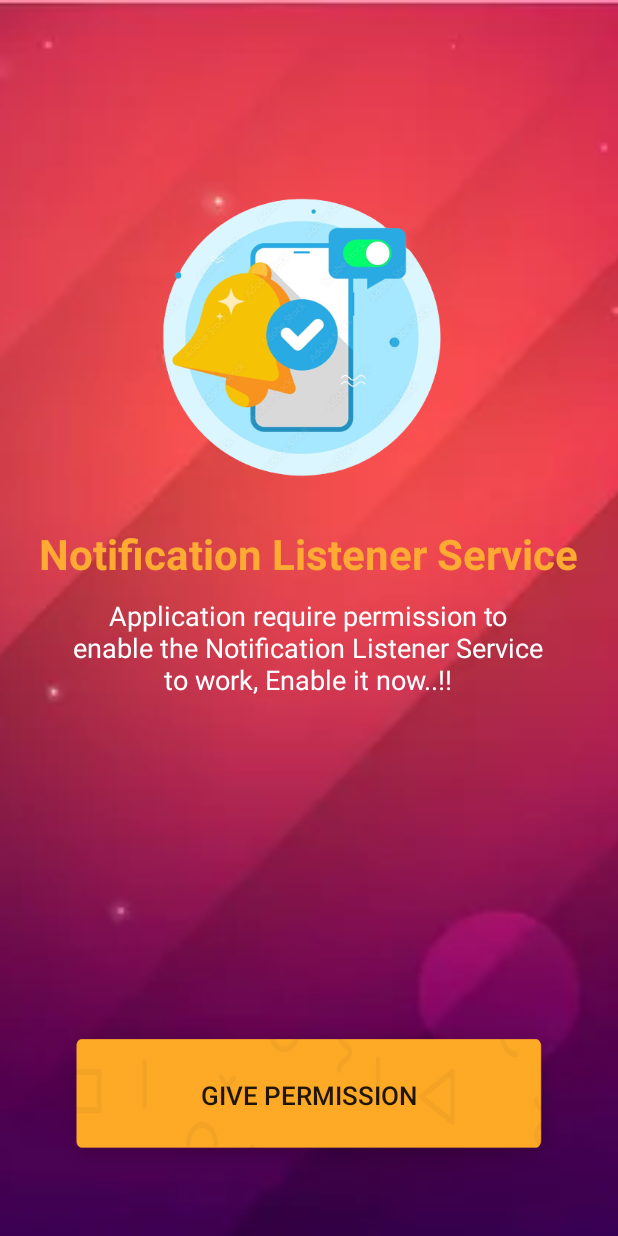
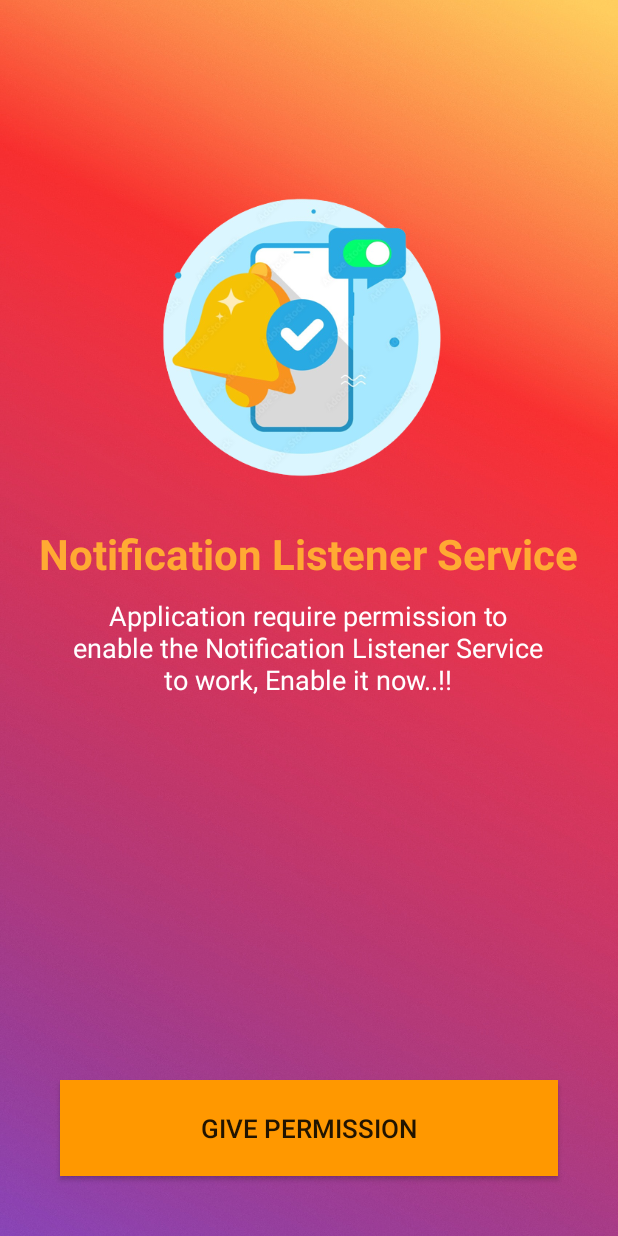
Before and after one commit to DeepMehta-2/Notification-Hub, an Android app: the screen it shows after launch (PermissionActivity), on a phone screen of 412 x 824 dp. Run offline under Robolectric (Android 15) with nearby library versions, the phone set to English and light mode, and no system bars.

Commit message:
changes related to color, style, string and theme.bugs fixed

```diff
--- a/app/src/main/AndroidManifest.xml
+++ b/app/src/main/AndroidManifest.xml
@@ -75,7 +75,7 @@
         <activity
             android:name=".activity.SplashScreen"
             android:exported="true"
-            android:theme="@style/AppTheme.NoActionBar">
+            android:theme="@style/SplashTheme">
             <intent-filter>
                 <action android:name="android.intent.action.MAIN" />
 
@@ -84,7 +84,7 @@
         </activity>
         <activity
             android:name=".activity.PermissionActivity"
-            android:theme="@style/AppTheme.NoActionBar" />
+            android:theme="@style/SplashTheme" />
 
         <receiver android:name=".other.MyBroadcastReceiver" />
     </application>
--- a/app/src/main/java/com/centennial/notification/hub/activity/MainFragmentLayout.java
+++ b/app/src/main/java/com/centennial/notification/hub/activity/MainFragmentLayout.java
@@ -41,7 +41,7 @@ public class MainFragmentLayout extends Fragment {
     ArrayList<AppCategory> arrayList = new ArrayList<>();
     CategoryAdapter adapter;
     LinearLayoutManager linearLayoutManager;
-    private int CurrentPage = 1, CurrentPageAdvertise = 1, pagesize = 8, visibleThreshold = 3;
+    private int CurrentPage = 1, pagesize = 8, visibleThreshold = 3;
 
     // For multi select row in recycler view
     public static ActionMode mActionMode;
@@ -94,8 +94,6 @@ public class MainFragmentLayout extends Fragment {
             public void onItemClick(View view, int position) {
                 if (isMultiSelect) {
                     multi_select(position);
-                } else {
-//                    Toast.makeText(getApplicationContext(), "Details Page", Toast.LENGTH_SHORT).show();
                 }
             }
 
--- a/app/src/main/java/com/centennial/notification/hub/activity/SaveNotificationActivity.java
+++ b/app/src/main/java/com/centennial/notification/hub/activity/SaveNotificationActivity.java
@@ -35,7 +35,7 @@ public class SaveNotificationActivity extends AppCompatActivity {
     private int categoryID;
     private TextView NoData;
     private RecyclerView notification_recycler;
-    private int CurrentPage = 1, CurrentPageAdvertise = 1, pagesize = 25, visibleThreshold = 5;
+    private int CurrentPage = 1, pagesize = 25, visibleThreshold = 5;
     private SaveNotificationAdapter adapter;
     ArrayList<SaveNotificationData> arr = new ArrayList<>();
     Long DataCount = Long.valueOf(0);
--- a/app/src/main/java/com/centennial/notification/hub/activity/SettingsActivity.java
+++ b/app/src/main/java/com/centennial/notification/hub/activity/SettingsActivity.java
@@ -183,12 +183,12 @@ public class SettingsActivity extends AppCompatActivity {
         alert.setView(v);
 
         TextView title = v.findViewById(R.id.dialog_title);
-        title.setText("Delete saved notification?");
+        title.setText(R.string.delete_save_notification);
         TextView heading = v.findViewById(R.id.dialog_heading);
-        heading.setText("All saved notifications will be deleted");
+        heading.setText(R.string.delete_all_notification);
 
         Button delete = v.findViewById(R.id.dialog_confirm_btn);
-        delete.setText("Delete");
+        delete.setText(R.string.delete);
         delete.setOnClickListener(new View.OnClickListener() {
             @Override
             public void onClick(View v) {
--- a/app/src/main/res/layout/activity_main.xml
+++ b/app/src/main/res/layout/activity_main.xml
@@ -17,7 +17,7 @@
         android:id="@+id/tabview"
         android:layout_width="match_parent"
         android:layout_height="wrap_content"
-        android:background="@drawable/tabview_gradiant"
+        android:background="@color/colorPrimary"
         app:tabGravity="fill"
         app:tabIndicatorColor="@color/colorAccent"
         app:tabMode="scrollable"
--- a/app/src/main/res/layout/activity_permission.xml
+++ b/app/src/main/res/layout/activity_permission.xml
@@ -10,26 +10,26 @@
         android:layout_width="match_parent"
         android:layout_height="match_parent"
         android:scaleType="centerCrop"
-        android:src="@drawable/splash_screen" />
+        android:src="@drawable/bg_img" />
 
     <ImageView
         android:layout_width="250dp"
         android:layout_height="250dp"
+        android:layout_centerHorizontal="true"
         android:layout_centerVertical="false"
         android:layout_marginTop="100dp"
-        android:layout_centerHorizontal="true"
         android:src="@drawable/permission" />
 
     <TextView
         android:id="@+id/description_title"
         android:layout_width="wrap_content"
         android:layout_height="wrap_content"
+        android:layout_centerHorizontal="true"
+        android:layout_marginTop="350dp"
         android:text="@string/notification_listener_service"
         android:textColor="#FFAA33"
         android:textSize="28dp"
-        android:textStyle="bold"
-        android:layout_centerHorizontal="true"
-        android:layout_marginTop="350dp"/>
+        android:textStyle="bold" />
 
     <RelativeLayout
         android:layout_width="match_parent"
@@ -42,27 +42,17 @@
             android:id="@+id/description"
             android:layout_width="322dp"
             android:layout_height="wrap_content"
+            android:layout_centerHorizontal="true"
+            android:gravity="center"
             android:text="@string/notification_listener_service_explanation"
             android:textColor="#ffffff"
-            android:textSize="18dp"
-            android:layout_centerHorizontal="true"
-            android:gravity="center" />
+            android:textSize="18dp" />
 
     </RelativeLayout>
 
     <Button
         android:id="@+id/permission_btn"
-        android:layout_width="match_parent"
-        android:layout_height="wrap_content"
-        android:layout_alignParentBottom="true"
-        android:layout_centerHorizontal="true"
-        android:layout_margin="40dp"
-        android:background="@drawable/permission_btn_bg"
-        android:elevation="4dp"
-        android:gravity="center"
-        android:paddingBottom="24dp"
-        android:paddingTop="20dp"
-        android:text="GIVE PERMISSION"
-        android:textSize="17dp" />
+        style="@style/PermissionBtnStyle"
+        android:text="@string/give_permission" />
 
 </RelativeLayout>
--- a/app/src/main/res/values/colors.xml
+++ b/app/src/main/res/values/colors.xml
@@ -2,15 +2,12 @@
 <resources>
     <color name="colorPrimary">#2988EC</color>
     <color name="colorPrimaryDark">#106BCA</color>
-    <color name="colorAccent">#ff7a00</color>
+    <color name="colorAccent">#FF9800</color>
 
     <color name="black">#000000</color>
     <color name="white">#ffffff</color>
 
     <color name="transparent">#00000000</color>
-
-    <color name="blue_start_header">#2988EC</color>
-    <color name="blue_end_header">#2988EC</color>
 
     <color name="btn_start_color">#ed8f03</color>
     <color name="btn_end_color">#8F027A</color>
--- a/app/src/main/res/values/styles.xml
+++ b/app/src/main/res/values/styles.xml
@@ -7,7 +7,14 @@
         <item name="colorPrimaryDark">@color/colorPrimaryDark</item>
         <item name="colorAccent">@color/colorAccent</item>
 
-        <item name="android:actionModeBackground">@color/blue_end_header</item>
+        <item name="android:actionModeBackground">@color/colorPrimary</item>
+    </style>
+
+    <style name="SplashTheme" parent="Theme.AppCompat.Light.NoActionBar">
+        <item name="android:windowBackground">@drawable/bg_img</item>
+        <item name="android:windowFullscreen">true</item>
+        <item name="android:windowTranslucentNavigation">true</item>
+        <item name="android:windowDrawsSystemBarBackgrounds">true</item>
     </style>
 
     <style name="AppTheme.NoActionBar">
@@ -44,4 +51,15 @@
         <item name="android:topDark">@color/transparent</item>
     </style>
 
+    <style name="PermissionBtnStyle">
+        <item name="android:layout_height">wrap_content</item>
+        <item name="android:layout_width">match_parent</item>
+        <item name="android:layout_alignParentBottom">true</item>
+        <item name="android:layout_margin">40dp</item>
+        <item name="android:background">@color/colorAccent</item>
+        <item name="android:gravity">center</item>
+        <item name="android:paddingTop">20dp</item>
+        <item name="android:paddingBottom">20dp</item>
+        <item name="android:textSize">17sp</item>
+    </style>
 </resources>
```
Also changed, not shown: app/src/main/java/com/centennial/notification/hub/adapter/CategoryAdapter.java (+1 -9 lines), app/src/main/res/drawable-nodpi/tabview_gradiant.xml (deleted, +0 -10 lines), app/src/main/res/layout/activity_splash_screen.xml (+12 -25 lines), app/src/main/res/layout/category_row.xml (+0 -11 lines), app/src/main/res/layout/dialog_design.xml (+14 -12 lines), app/src/main/res/values/strings.xml (+7 -2 lines), app/src/main/res/drawable-nodpi/bg_img.jpg (added), app/src/main/res/drawable-nodpi/ic_appicon.png (deleted), app/src/main/res/drawable-nodpi/permission_btn_bg.png (deleted), app/src/main/res/drawable-nodpi/splash_screen.jpg (deleted).
